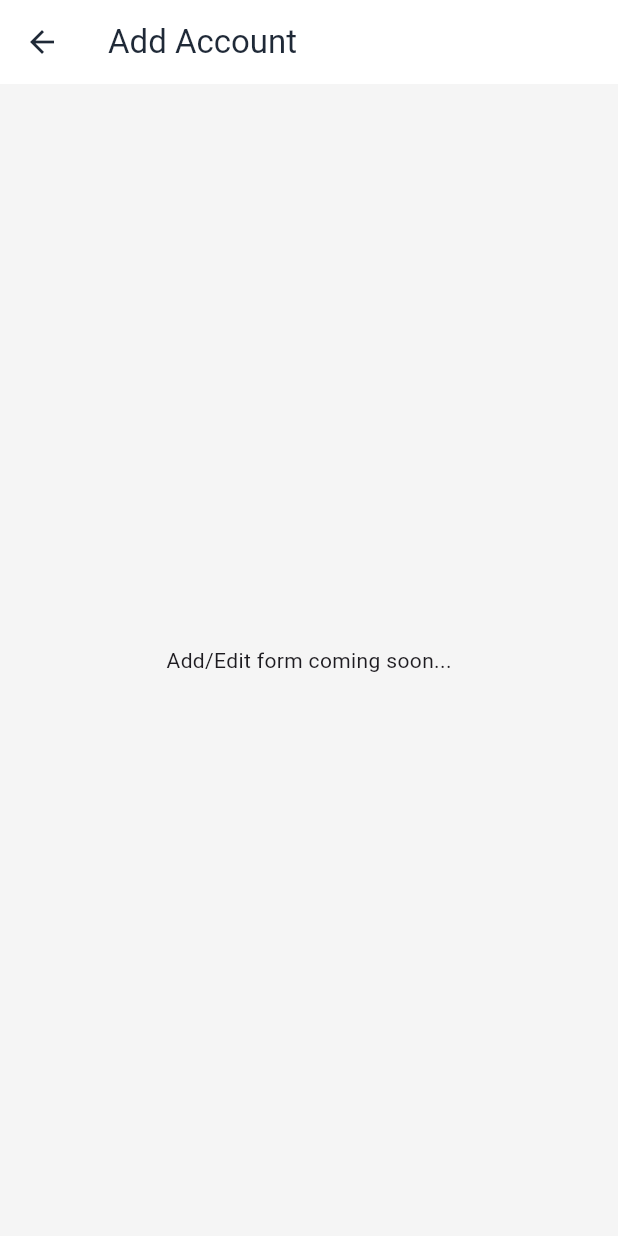
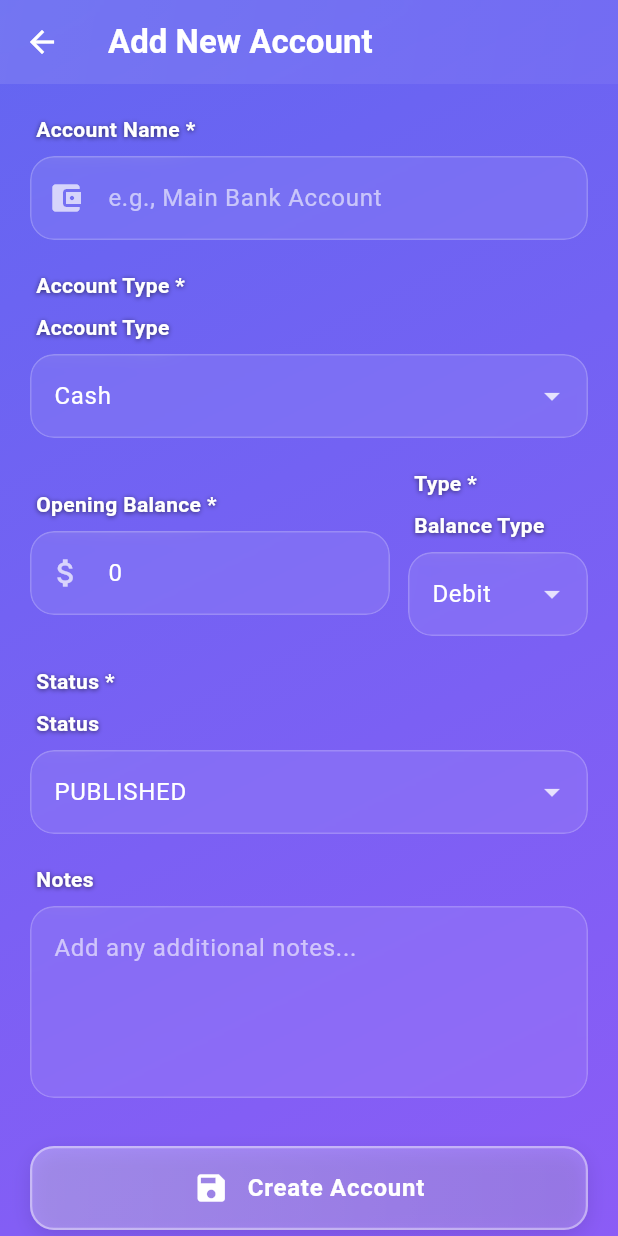
Before and after one commit to muzammalarifpk/shop-manager-flutter-ai, a Flutter app: the AddEditAccountScreen screen opened directly, on a phone screen of 412 x 824 dp. Run offline on Flutter 3.47's test engine with Material 3 defaults, Android fonts, the phone set to English and light mode, and no system bars; our stand-ins replace cloud_firestore, drift, firebase_auth, firebase_core, image_cropper, image_picker and 1 more; accounts and stored records are empty; generated files the repository leaves out were written again.

Commit message:
feat: Complete CRUD functionality for Banks & Accounts
- Implement Add/Edit Account screen with full form
- Add soft delete functionality (marks as deleted, preserves data)
- Create delete confirmation dialog with warning
- Add delete button to account cards
- Filter out deleted accounts from list view
- Support for all account types from PHP config
- Validate form inputs
- Show success/error notifications
- Prevent editing account type and balance after creation
- All 7 TODOs completed for Banks & Accounts feature

```diff
--- /dev/null
+++ b/flutter/lib/features/manage/add_edit_account_screen.dart
@@ -0,0 +1,445 @@
+import 'dart:ui';
+import 'package:flutter/material.dart';
+import '../../models/chart_of_account.dart';
+import '../../services/chart_of_account_service.dart';
+import '../../widgets/glassy_theme_widgets.dart';
+import '../../widgets/custom_notifications.dart';
+
+class AddEditAccountScreen extends StatefulWidget {
+  final ChartOfAccount? account;
+
+  const AddEditAccountScreen({super.key, this.account});
+
+  @override
+  State<AddEditAccountScreen> createState() => _AddEditAccountScreenState();
+}
+
+class _AddEditAccountScreenState extends State<AddEditAccountScreen> {
+  final _formKey = GlobalKey<FormState>();
+  final _accountService = ChartOfAccountService();
+
+  final _accountHeadController = TextEditingController();
+  final _balanceController = TextEditingController();
+  final _notesController = TextEditingController();
+
+  String _accountType = 'Cash';
+  String _balanceType = 'Debit';
+  String _status = 'published';
+  bool _isSaving = false;
+
+  // Account types from PHP config
+  final List<String> _accountTypes = [
+    'Cash',
+    'Bank',
+    'Asset',
+    'Liability',
+    'Expense',
+    'Income',
+    'Equity',
+    'Cost of Sale',
+  ];
+
+  final List<String> _balanceTypes = ['Debit', 'Credit'];
+  final List<String> _statusOptions = ['published', 'draft'];
+
+  @override
+  void initState() {
+    super.initState();
+    if (widget.account != null) {
+      _loadAccountData();
+    } else {
+      _balanceController.text = '0';
+    }
+  }
+
+  void _loadAccountData() {
+    final account = widget.account!;
+    _accountHeadController.text = account.accountHead;
+    _balanceController.text = account.balance.toString();
+    _notesController.text = account.notes ?? '';
+    _accountType = account.accountType;
+    _balanceType = account.balanceType;
+    _status = account.status;
+  }
+
+  @override
+  void dispose() {
+    _accountHeadController.dispose();
+    _balanceController.dispose();
+    _notesController.dispose();
+    super.dispose();
+  }
+
+  Future<void> _handleSave() async {
+    if (!_formKey.currentState!.validate()) {
+      return;
+    }
+
+    setState(() {
+      _isSaving = true;
+    });
+
+    try {
+      final balance = double.tryParse(_balanceController.text) ?? 0.0;
+
+      if (widget.account == null) {
+        // Add new account
+        await _accountService.addAccount(
+          accountHead: _accountHeadController.text.trim(),
+          accountType: _accountType,
+          balance: balance,
+          balanceType: _balanceType,
+          status: _status,
+          notes: _notesController.text.trim().isEmpty
+              ? null
+              : _notesController.text.trim(),
+        );
+
+        if (mounted) {
+          GlassySuccessNotification.show(
+            context,
+            message: 'Account created successfully',
+            icon: Icons.check_circle,
+          );
+          Navigator.of(context).pop();
+        }
+      } else {
+        // Update existing account
+        await _accountService.updateAccount(
+          id: widget.account!.id,
+          accountHead: _accountHeadController.text.trim(),
+          status: _status,
+          notes: _notesController.text.trim().isEmpty
+              ? null
+              : _notesController.text.trim(),
+        );
+
+        if (mounted) {
+          GlassySuccessNotification.show(
+            context,
+            message: 'Account updated successfully',
+            icon: Icons.check_circle,
+          );
+          Navigator.of(context).pop();
+        }
+      }
+    } catch (e) {
+      if (mounted) {
+        GlassyErrorNotification.show(
+          context,
+          message: 'Failed to save account: ${e.toString()}',
+        );
+      }
+    } finally {
+      if (mounted) {
+        setState(() {
+          _isSaving = false;
+        });
+      }
+    }
+  }
+
+  @override
+  Widget build(BuildContext context) {
+    final isEdit = widget.account != null;
+
+    return Scaffold(
+      extendBodyBehindAppBar: true,
+      appBar: AppBar(
+        elevation: 0,
+        backgroundColor: Colors.transparent,
+        flexibleSpace: ClipRRect(
+          child: BackdropFilter(
+            filter: ImageFilter.blur(sigmaX: 10, sigmaY: 10),
+            child: Container(
+              decoration: BoxDecoration(
+                gradient: LinearGradient(
+                  begin: Alignment.topLeft,
+                  end: Alignment.bottomRight,
+                  colors: [
+                    Colors.white.withValues(alpha: 0.1),
+                    Colors.white.withValues(alpha: 0.05),
+                  ],
+                ),
+              ),
+            ),
+          ),
+        ),
+        title: Text(
+          isEdit ? 'Edit Account' : 'Add New Account',
+          style: const TextStyle(
+            color: Colors.white,
+            fontWeight: FontWeight.bold,
+          ),
+        ),
+        iconTheme: const IconThemeData(color: Colors.white),
+      ),
+      body: Container(
+        decoration: const BoxDecoration(
+          gradient: LinearGradient(
+            begin: Alignment.topLeft,
+            end: Alignment.bottomRight,
+            colors: [
+              Color(0xFF6366F1), // Indigo
+              Color(0xFF8B5CF6), // Purple
+            ],
+          ),
+        ),
+        child: SafeArea(
+          child: Form(
+            key: _formKey,
+            child: ListView(
+              padding: const EdgeInsets.all(20),
+              children: [
+                // Account Head
+                GlassyTheme.fieldLabel('Account Name', required: true),
+                GlassyTheme.glassyTextField(
+                  TextFormField(
+                    controller: _accountHeadController,
+                    style: const TextStyle(color: Colors.white),
+                    decoration: GlassyTheme.glassyInputDecoration(
+                      hintText: 'e.g., Main Bank Account',
+                      prefixIcon: const Icon(
+                        Icons.account_balance_wallet,
+                        color: Colors.white70,
+                      ),
+                    ),
+                    validator: (value) {
+                      if (value == null || value.trim().isEmpty) {
+                        return 'Account name is required';
+                      }
+                      return null;
+                    },
+                  ),
+                ),
+                const SizedBox(height: 20),
+
+                // Account Type (only for new accounts)
+                if (!isEdit) ...[
+                  GlassyTheme.fieldLabel('Account Type', required: true),
+                  GlassyDropdownField<String>(
+                    label: 'Account Type',
+                    selectedValue: _accountType,
+                    items: _accountTypes
+                        .map((type) => GlassyDropdownItem(
+                              label: type,
+                              value: type,
+                            ))
+                        .toList(),
+                    onChanged: (value) {
+                      setState(() {
+                        _accountType = value!;
+                      });
+                    },
+                    hintText: 'Select account type',
+                  ),
+                  const SizedBox(height: 20),
+                ],
+
+                // Balance and Balance Type (only for new accounts)
+                if (!isEdit) ...[
+                  Row(
+                    children: [
+                      Expanded(
+                        flex: 2,
+                        child: Column(
+                          crossAxisAlignment: CrossAxisAlignment.start,
+                          children: [
+                            GlassyTheme.fieldLabel('Opening Balance', required: true),
+                            GlassyTheme.glassyTextField(
+                              TextFormField(
+                                controller: _balanceController,
+                                style: const TextStyle(color: Colors.white),
+                                keyboardType: const TextInputType.numberWithOptions(
+                                  decimal: true,
+                                ),
+                                decoration: GlassyTheme.glassyInputDecoration(
+                                  hintText: '0.00',
+                                  prefixIcon: const Icon(
+                                    Icons.attach_money,
+                                    color: Colors.white70,
+                                  ),
+                                ),
+                                validator: (value) {
+                                  if (value == null || value.trim().isEmpty) {
+                                    return 'Balance is required';
+                                  }
+                                  if (double.tryParse(value) == null) {
+                                    return 'Enter valid number';
+                                  }
+                                  return null;
+                                },
+                              ),
+                            ),
+                          ],
+                        ),
+                      ),
+                      const SizedBox(width: 12),
+                      Expanded(
+                        child: Column(
+                          crossAxisAlignment: CrossAxisAlignment.start,
+                          children: [
+                            GlassyTheme.fieldLabel('Type', required: true),
+                            GlassyDropdownField<String>(
+                              label: 'Balance Type',
+                              selectedValue: _balanceType,
+                              items: _balanceTypes
+                                  .map((type) => GlassyDropdownItem(
+                                        label: type,
+                                        value: type,
+                                      ))
+                                  .toList(),
+                              onChanged: (value) {
+                                setState(() {
+                                  _balanceType = value!;
+                                });
+                              },
+                              hintText: 'Select type',
+                            ),
+                          ],
+                        ),
+                      ),
+                    ],
+                  ),
+                  const SizedBox(height: 20),
+                ],
+
+                // Status
+                GlassyTheme.fieldLabel('Status', required: true),
+                GlassyDropdownField<String>(
+                  label: 'Status',
+                  selectedValue: _status,
+                  items: _statusOptions
+                      .map((status) => GlassyDropdownItem(
+                            label: status.toUpperCase(),
+                            value: status,
+                          ))
+                      .toList(),
+                  onChanged: (value) {
+                    setState(() {
+                      _status = value!;
+                    });
+                  },
+                  hintText: 'Select status',
+                ),
+                const SizedBox(height: 20),
+
+                // Notes
+                GlassyTheme.fieldLabel('Notes'),
+                GlassyTheme.glassyTextField(
+                  TextFormField(
+                    controller: _notesController,
+                    style: const TextStyle(color: Colors.white),
+                    maxLines: 4,
+                    decoration: GlassyTheme.glassyInputDecoration(
+                      hintText: 'Add any additional notes...',
+                    ),
+                  ),
+                ),
+                const SizedBox(height: 32),
+
+                // Save Button
+                Container(
+                  height: 56,
+                  decoration: BoxDecoration(
+                    gradient: LinearGradient(
+                      colors: [
+                        Colors.white.withValues(alpha: 0.3),
+                        Colors.white.withValues(alpha: 0.2),
+                      ],
+                    ),
+                    borderRadius: BorderRadius.circular(16),
+                    border: Border.all(
+                      color: Colors.white.withValues(alpha: 0.4),
+                      width: 1.5,
+                    ),
+                    boxShadow: [
+                      BoxShadow(
+                        color: Colors.black.withValues(alpha: 0.1),
+                        blurRadius: 10,
+                        offset: const Offset(0, 4),
+                      ),
+                    ],
+                  ),
+                  child: Material(
+                    color: Colors.transparent,
+                    child: InkWell(
+                      borderRadius: BorderRadius.circular(16),
+                      onTap: _isSaving ? null : _handleSave,
+                      child: Center(
+                        child: _isSaving
+                            ? const SizedBox(
+                                width: 24,
+                                height: 24,
+                                child: CircularProgressIndicator(
+                                  valueColor: AlwaysStoppedAnimation<Color>(
+                                    Colors.white,
+                                  ),
+                                  strokeWidth: 2,
+                                ),
+                              )
+                            : Row(
+                                mainAxisAlignment: MainAxisAlignment.center,
+                                children: [
+                                  const Icon(
+                                    Icons.save,
+                                    color: Colors.white,
+                                  ),
+                                  const SizedBox(width: 12),
+                                  Text(
+                                    isEdit ? 'Update Account' : 'Create Account',
+                                    style: const TextStyle(
+                                      color: Colors.white,
+                                      fontSize: 16,
+                                      fontWeight: FontWeight.bold,
+                                      letterSpacing: 0.5,
+                                    ),
+                                  ),
+                                ],
+                              ),
+                      ),
+                    ),
+                  ),
+                ),
+
+                // Info note for edit mode
+                if (isEdit) ...[
+                  const SizedBox(height: 20),
+                  Container(
+                    padding: const EdgeInsets.all(16),
+                    decoration: BoxDecoration(
+                      color: Colors.white.withValues(alpha: 0.1),
+                      borderRadius: BorderRadius.circular(12),
+                      border: Border.all(
+                        color: Colors.white.withValues(alpha: 0.2),
+                      ),
+                    ),
+                    child: Row(
+                      children: [
+                        Icon(
+                          Icons.info_outline,
+                          color: Colors.white.withValues(alpha: 0.7),
+                          size: 20,
+                        ),
+                        const SizedBox(width: 12),
+                        Expanded(
+                          child: Text(
+                            'Account type and balance cannot be changed after creation.',
+                            style: TextStyle(
+                              color: Colors.white.withValues(alpha: 0.8),
+                              fontSize: 12,
+                            ),
+                          ),
+                        ),
+                      ],
+                    ),
+                  ),
+                ],
+              ],
+            ),
+          ),
+        ),
+      ),
+    );
+  }
+}
--- a/flutter/lib/services/chart_of_account_service.dart
+++ b/flutter/lib/services/chart_of_account_service.dart
@@ -21,6 +21,7 @@ class ChartOfAccountService {
         .map((snapshot) {
           final accounts = snapshot.docs
               .map((doc) => ChartOfAccount.fromFirestore(doc.data(), doc.id))
+              .where((account) => account.status != 'delete') // Filter out deleted accounts
               .toList();
           // Sort in memory instead of using Firestore orderBy
           accounts.sort((a, b) => a.accountHead.compareTo(b.accountHead));
@@ -103,7 +104,25 @@ class ChartOfAccountService {
     }
   }
 
-  // Delete account
+  // Soft delete account (mark as deleted, don't actually remove)
+  Future<void> softDeleteAccount(String id) async {
+    try {
+      final user = await _authService.getCurrentUser();
+      if (user == null) {
+        throw Exception('User not logged in');
+      }
+
+      // Update status to 'delete' instead of actually deleting
+      await _firestore.collection('chartofaccount').doc(id).update({
+        'status': 'delete',
+        'updated_at': DateTime.now().toIso8601String(),
+      });
+    } catch (e) {
+      throw Exception('Failed to delete account: $e');
+    }
+  }
+
+  // Hard delete account (permanent removal - use with caution)
   Future<void> deleteAccount(String id) async {
     try {
       final user = await _authService.getCurrentUser();
```
Also changed, not shown: flutter/lib/features/manage/banks_accounts_screen.dart (+171 -28 lines).
